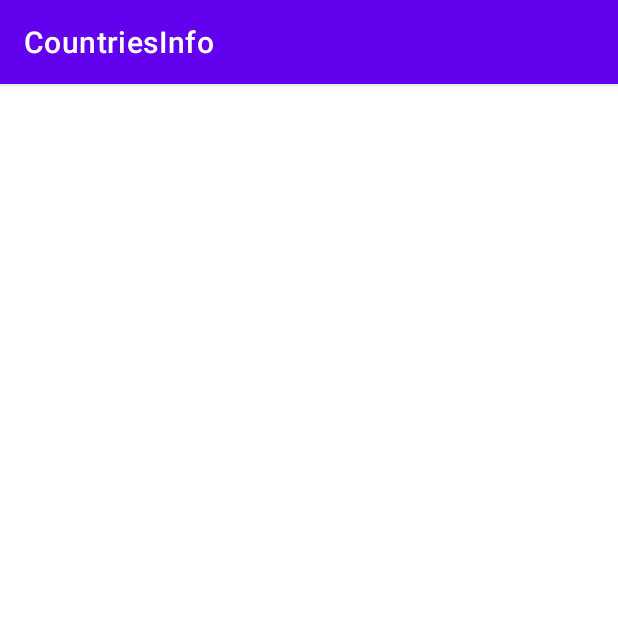
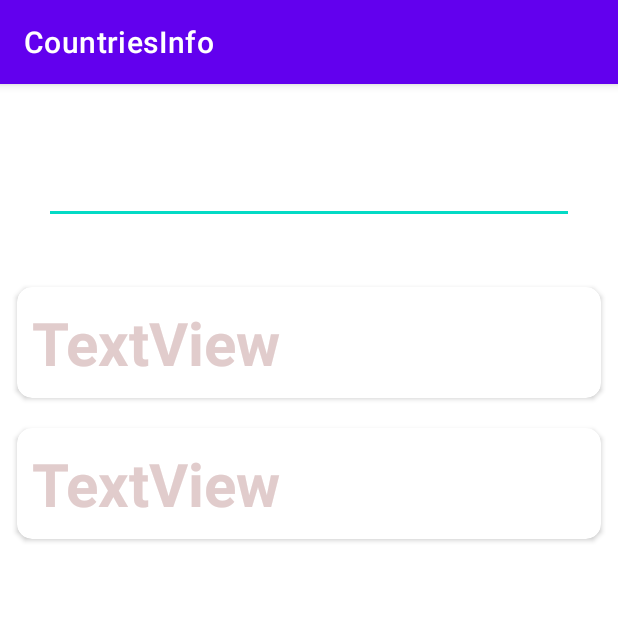
Before and after one commit to awxander/countryInfo, an Android app: the fragment SearchFragment shown on its own in the app's theme, on a phone screen of 412 x 824 dp, the top half of it. Run offline under Robolectric (Android 15) with nearby library versions, the phone set to English and light mode, and no system bars.

Commit message:
добавил nav_graph, накидал макет search fragment

```diff
--- a/app/src/main/AndroidManifest.xml
+++ b/app/src/main/AndroidManifest.xml
@@ -3,7 +3,7 @@
     xmlns:tools="http://schemas.android.com/tools">
 
     <uses-permission android:name="android.permission.INTERNET" />
-    <uses-permission android:name="android.permission.ACCESS_NETWORK_STATE"/>
+    <uses-permission android:name="android.permission.ACCESS_NETWORK_STATE" />
 
     <application
         android:allowBackup="true"
@@ -15,6 +15,7 @@
         android:supportsRtl="true"
         android:theme="@style/Theme.CountriesInfo"
         tools:targetApi="31">
+
         <activity
             android:name="ru.tsibin.countryinfo.MainActivity"
             android:exported="true">
@@ -28,6 +29,6 @@
                 android:name="android.app.lib_name"
                 android:value="" />
         </activity>
+
     </application>
-
 </manifest>
--- a/app/src/main/java/ru/tsibin/countryinfo/MainActivity.kt
+++ b/app/src/main/java/ru/tsibin/countryinfo/MainActivity.kt
@@ -2,10 +2,8 @@ package ru.tsibin.countryinfo
 
 import androidx.appcompat.app.AppCompatActivity
 import android.os.Bundle
-import androidx.lifecycle.lifecycleScope
 import com.example.countriesinfo.R
 import com.example.countriesinfo.databinding.ActivityMainBinding
-import kotlinx.coroutines.launch
 import ru.tsibin.countryinfo.data.CountryInfoRepository
 import ru.tsibin.countryinfo.fragments.MainFragment
 
--- a/app/src/main/java/ru/tsibin/countryinfo/fragments/SearchFragment.kt
+++ b/app/src/main/java/ru/tsibin/countryinfo/fragments/SearchFragment.kt
@@ -5,12 +5,15 @@ import androidx.fragment.app.Fragment
 import android.view.LayoutInflater
 import android.view.View
 import android.view.ViewGroup
+import androidx.navigation.fragment.navArgs
 import com.example.countriesinfo.R
 import com.example.countriesinfo.databinding.FragmentSearchBinding
 
 class SearchFragment : Fragment() {
 
     private lateinit var binding : FragmentSearchBinding
+
+    private val args: SearchFragmentArgs by navArgs()
 
     override fun onCreateView(
         inflater: LayoutInflater, container: ViewGroup?,
--- a/app/src/main/res/layout/activity_main.xml
+++ b/app/src/main/res/layout/activity_main.xml
@@ -4,6 +4,7 @@
     xmlns:tools="http://schemas.android.com/tools"
     android:layout_width="match_parent"
     android:layout_height="match_parent"
+    android:background="@drawable/background"
     tools:context="ru.tsibin.countryinfo.MainActivity">
 
     <androidx.fragment.app.FragmentContainerView
@@ -11,11 +12,11 @@
         android:name="androidx.navigation.fragment.NavHostFragment"
         android:layout_width="match_parent"
         android:layout_height="match_parent"
-        app:defaultNavHost="true"
-        app:navGraph="@navigation/nav_graph"
         app:layout_constraintBottom_toBottomOf="parent"
         app:layout_constraintEnd_toEndOf="parent"
         app:layout_constraintStart_toStartOf="parent"
         app:layout_constraintTop_toTopOf="parent"
         tools:layout="@layout/fragment_main" />
+<!--        app:defaultNavHost="true"-->
+<!--        app:navGraph="@navigation/nav_graph"-->
 </androidx.constraintlayout.widget.ConstraintLayout>
--- a/app/src/main/res/layout/fragment_search.xml
+++ b/app/src/main/res/layout/fragment_search.xml
@@ -1,12 +1,56 @@
-<FrameLayout xmlns:android="http://schemas.android.com/apk/res/android"
+<androidx.constraintlayout.widget.ConstraintLayout xmlns:android="http://schemas.android.com/apk/res/android"
+    xmlns:app="http://schemas.android.com/apk/res-auto"
     xmlns:tools="http://schemas.android.com/tools"
     android:layout_width="match_parent"
     android:layout_height="match_parent"
     tools:context="ru.tsibin.countryinfo.fragments.SearchFragment">
 
-    <TextView
-        android:layout_width="match_parent"
-        android:layout_height="match_parent"
-        />
 
-</FrameLayout>
+    <EditText
+        android:id="@+id/editTextTextPersonName"
+        android:layout_width="wrap_content"
+        android:layout_height="wrap_content"
+        android:layout_marginTop="32dp"
+        android:ems="10"
+        android:textSize="@dimen/edit_text_size"
+        android:inputType="textPersonName"
+        app:layout_constraintEnd_toEndOf="parent"
+        app:layout_constraintStart_toStartOf="parent"
+        app:layout_constraintTop_toTopOf="parent" />
+
+    <LinearLayout
+        android:layout_width="409dp"
+        android:layout_height="636dp"
+        android:layout_marginTop="32dp"
+        android:orientation="vertical"
+        app:layout_constraintEnd_toEndOf="parent"
+        app:layout_constraintStart_toStartOf="parent"
+        app:layout_constraintTop_toBottomOf="@+id/editTextTextPersonName">
+
+        <androidx.cardview.widget.CardView
+            style="@style/cardView_searchFragment"
+            android:layout_width="match_parent"
+            android:layout_height="wrap_content">
+
+            <TextView
+                android:id="@+id/textView"
+                style="@style/mainFragment_text_style"
+                android:layout_width="wrap_content"
+                android:layout_height="wrap_content"
+                android:text="TextView" />
+        </androidx.cardview.widget.CardView>
+
+        <androidx.cardview.widget.CardView
+            style="@style/cardView_searchFragment"
+            android:layout_width="match_parent"
+            android:layout_height="wrap_content">
+
+            <TextView
+                android:id="@+id/textView"
+                style="@style/mainFragment_text_style"
+                android:layout_width="wrap_content"
+                android:layout_height="wrap_content"
+                android:text="TextView" />
+        </androidx.cardview.widget.CardView>
+    </LinearLayout>
+</androidx.constraintlayout.widget.ConstraintLayout>
--- a/app/src/main/res/values/dimens.xml
+++ b/app/src/main/res/values/dimens.xml
@@ -2,4 +2,5 @@
 <resources>
     <dimen name="default_text_size">40sp</dimen>
     <dimen name="default_space_height">20dp</dimen>
+    <dimen name="edit_text_size">30sp</dimen>
 </resources>
--- a/app/src/main/res/values/styles.xml
+++ b/app/src/main/res/values/styles.xml
@@ -1,10 +1,15 @@
 <?xml version="1.0" encoding="utf-8"?>
 <resources>
-    <style name="list_text" parent="TextAppearance.AppCompat">
+    <style name="mainFragment_text_style" parent="TextAppearance.AppCompat">
         <item name="android:textColor">@color/bright_pink</item>
         <item name="android:textStyle">bold</item>
         <item name="android:gravity">center</item>
         <item name="android:textSize">@dimen/default_text_size</item>
         <item name="android:layout_margin">10dp</item>
     </style>
+
+    <style name="cardView_searchFragment" parent="CardView">
+        <item name="cardCornerRadius">10dp</item>
+        <item name="android:layout_margin">10dp</item>
+    </style>
 </resources>
```
Also changed, not shown: app/src/main/java/ru/tsibin/countryinfo/Lol.java (deleted, +0 -7 lines), app/src/main/res/layout/fragment_main.xml (+4 -5 lines), app/src/main/res/navigation/nav_graph.xml (added, +39 -0 lines).
